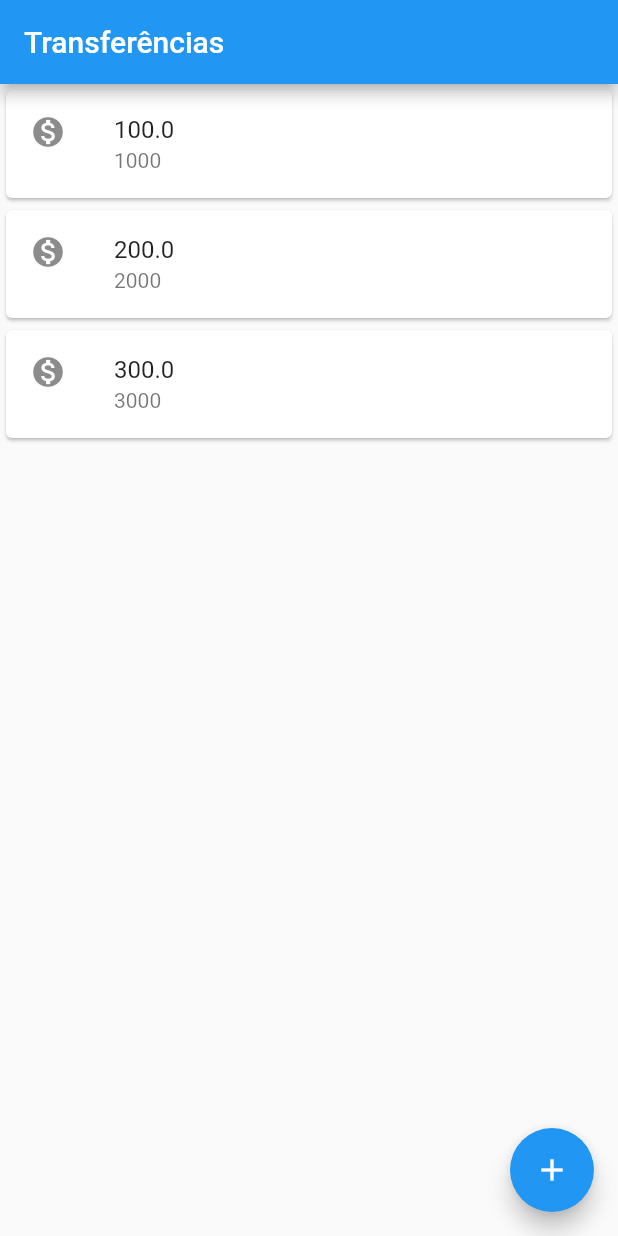
After one commit to lucashenriquecss/Flutter-Projects, a Flutter app: the screen it shows after launch, on a phone screen of 412 x 824 dp. The commit adds this screen. Run offline on Flutter 3.47's test engine with Material 2 defaults, Android fonts, the phone set to English and light mode, and no system bars; our stand-ins replace math_expressions.

```diff
--- /dev/null
+++ b/bytebank/lib/widgets/listatransferencia.dart
@@ -0,0 +1,40 @@
+import 'package:flutter/material.dart';
+import 'package:bytebank/main.dart';
+
+
+
+class ListaTransferencias extends StatelessWidget {
+  @override
+  Widget build(BuildContext context) {
+    return Scaffold(
+      appBar: AppBar(
+        title: Text('Transferências'),
+      ),
+      body: Column(
+        children: <Widget>[
+          ItemTransferencia(Transferencia(100.0, 1000)),
+          ItemTransferencia(Transferencia(200.0, 2000)),
+          ItemTransferencia(Transferencia(300.0, 3000)),
+        ],
+      ),
+      floatingActionButton: FloatingActionButton(
+        child: Icon(Icons.add), onPressed: (){},
+      ),
+    );
+  }
+}
+class ItemTransferencia extends StatelessWidget {
+  final Transferencia _transferencia;
+
+  ItemTransferencia(this._transferencia);
+
+  @override
+  Widget build(BuildContext context) {
+    return Card(
+        child: ListTile(
+      leading: Icon(Icons.monetization_on),
+      title: Text(_transferencia.valor.toString()),
+      subtitle: Text(_transferencia.numeroConta.toString()),
+    ));
+  }
+}
```
Also changed, not shown: bytebank/lib/main.dart (+35 -17 lines), bytebank/lib/widgets/navdrawer.dart (+6 -4 lines).
